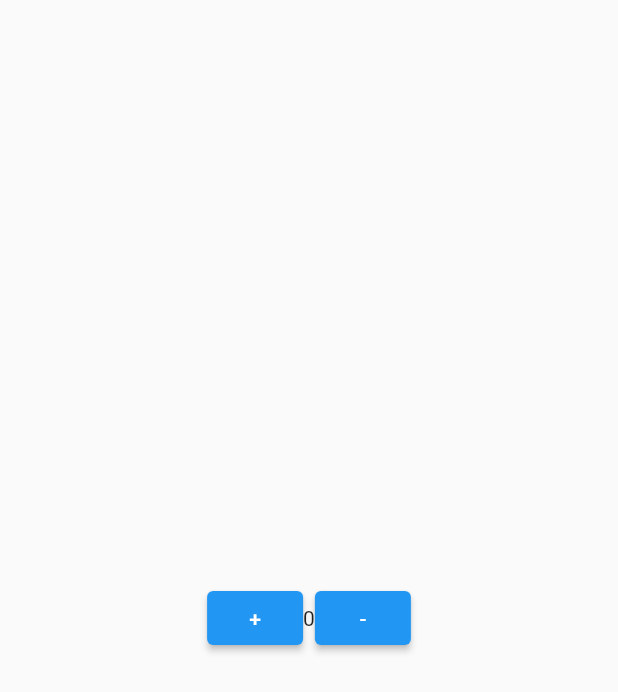
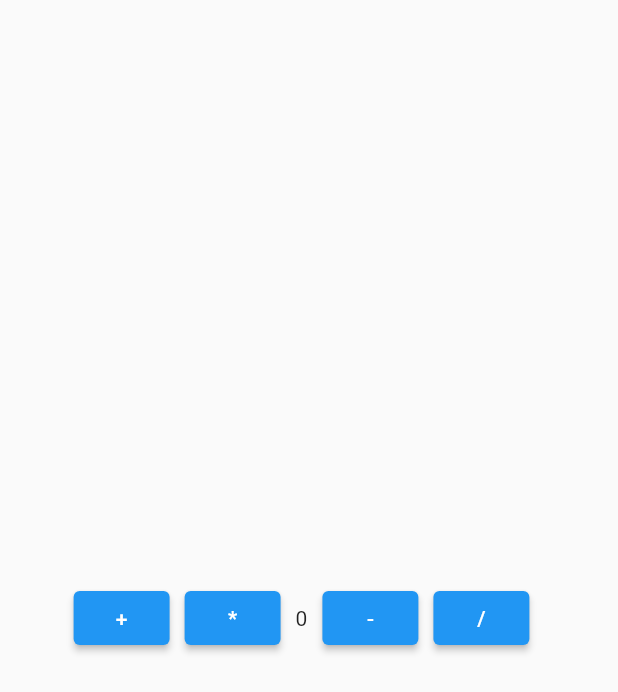
Before and after one commit to Hassanulhaq52/Bloc-Practice, a Flutter app: the screen it shows after launch, on a phone screen of 412 x 824 dp. Shown: the top 692 px of the screen. Run offline on Flutter 3.47's test engine with Material 2 defaults, Android fonts, the phone set to English and light mode, and no system bars; our stand-ins replace flutter_bloc.

Commit message:
Multiplication and Division Buttons Added.

```diff
--- a/lib/counter_bloc/counter_events.dart
+++ b/lib/counter_bloc/counter_events.dart
@@ -5,3 +5,7 @@ abstract class CounterEvent {}
 class OnIncrementCounter extends CounterEvent {}
 
 class OnDecrementCounter extends CounterEvent {}
+
+class OnMultiplicationCounter extends CounterEvent {}
+
+class OnDivisionCounter extends CounterEvent {}
--- a/lib/counter_bloc/counter_state.dart
+++ b/lib/counter_bloc/counter_state.dart
@@ -3,13 +3,13 @@ part of 'counter_bloc.dart';
 class CounterState {
   CounterState({required this.count});
 
-  final int count;
+  final dynamic count;
 
   factory CounterState.initial() {
     return CounterState(count: 0);
   }
 
-  CounterState copyWith({int? count}) {
+  CounterState copyWith(dynamic? count) {
     return CounterState(count: count ?? this.count);
   }
 }
--- a/lib/main.dart
+++ b/lib/main.dart
@@ -10,7 +10,6 @@ void main() {
 class MyApp extends StatelessWidget {
   const MyApp({super.key});
 
-  // This widget is the root of your application.
   @override
   Widget build(BuildContext context) {
     return BlocProvider(
--- a/lib/screens/home_screen.dart
+++ b/lib/screens/home_screen.dart
@@ -1,41 +1,69 @@
+import 'package:bloc_practice/counter_bloc/counter_bloc.dart';
 import 'package:flutter/material.dart';
 import 'package:flutter_bloc/flutter_bloc.dart';
-import 'package:bloc_practice/counter_bloc/counter_bloc.dart';
 
 class HomeScreen extends StatelessWidget {
   const HomeScreen({Key? key}) : super(key: key);
 
   @override
   Widget build(BuildContext context) {
-    return BlocBuilder<CounterBloc, CounterState>(
-      builder: (context, state) {
+    return BlocBuilder<CounterBloc, CounterState>(builder: (context, state) {
       return Scaffold(
         body: Center(
-            child: Row(
+          child: Column(
+            mainAxisAlignment: MainAxisAlignment.center,
+            children: [
+              Row(
                 mainAxisAlignment: MainAxisAlignment.center,
                 children: [
                   ElevatedButton(
                     onPressed: () {
                       context.read<CounterBloc>().add(OnIncrementCounter());
                     },
-                  child: const Text(
-                    '+',
+                    child: const Text('+'),
                   ),
+                  const SizedBox(
+                    width: 10,
+                  ),
+                  ElevatedButton(
+                    onPressed: () {
+                      context
+                          .read<CounterBloc>()
+                          .add(OnMultiplicationCounter());
+                    },
+                    child: const Text('*'),
+                  ),
+                  const SizedBox(
+                    width: 10,
                   ),
                   Text('${state.count}'),
+                  const SizedBox(
+                    width: 10,
+                  ),
                   ElevatedButton(
                     onPressed: () {
                       context.read<CounterBloc>().add(OnDecrementCounter());
                     },
-                  child: const Text(
-                    '-',
+                    child: const Text('-'),
                   ),
+                  const SizedBox(
+                    width: 10,
+                  ),
+                  ElevatedButton(
+                    onPressed: () {
+                      context.read<CounterBloc>().add(OnDivisionCounter());
+                    },
+                    child: const Text('/'),
+                  ),
+                  const SizedBox(
+                    width: 10,
+                  ),
+                ],
               ),
             ],
           ),
         ),
       );
-      },
-    );
+    });
   }
 }
```
Also changed, not shown: lib/counter_bloc/counter_bloc.dart (+14 -4 lines). Lines whose indentation alone changed are shown as unchanged.
